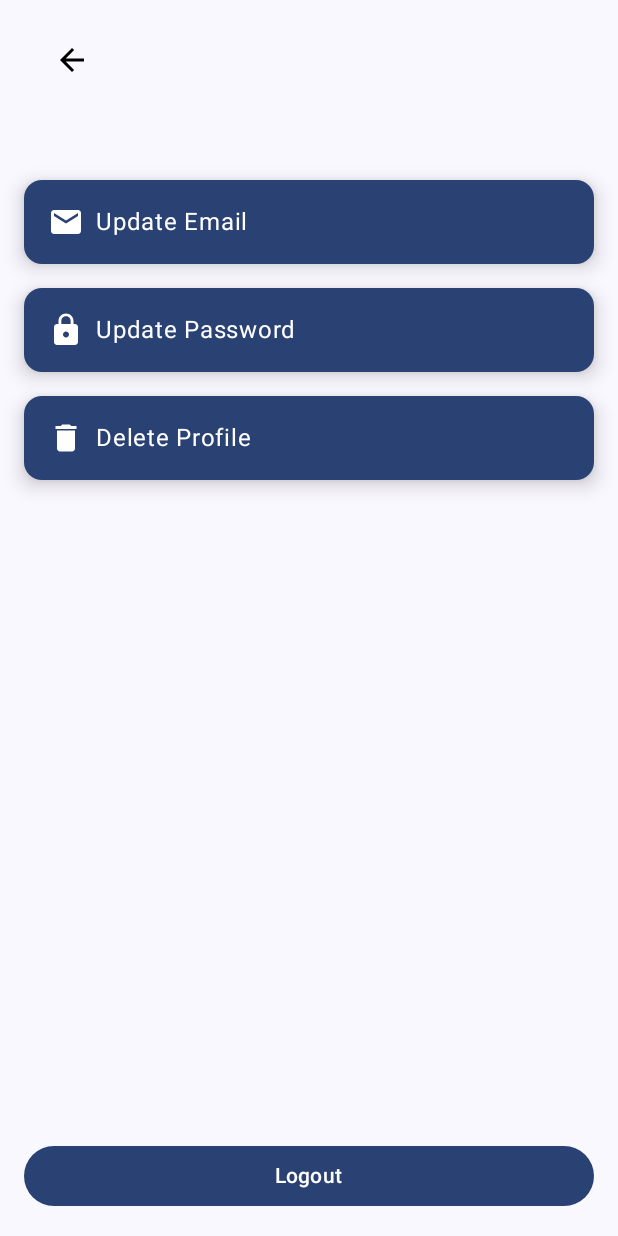
After one commit to LabMember004/Movies, an Android app built with Jetpack Compose: the composable ProfileSettingOptionsPageScreen shown on its own in the app's theme, on a phone screen of 412 x 824 dp. The commit adds this screen. Run offline under Robolectric (Android 15) with nearby library versions, the phone set to English and light mode, and no system bars.

Commit message:
Change password have been implemented in all layers

```diff
--- a/domain/src/main/java/com/example/domain/repository/UserRepository.kt
+++ b/domain/src/main/java/com/example/domain/repository/UserRepository.kt
@@ -6,6 +6,8 @@ import com.example.domain.entity.RegisterRequest
 import com.example.domain.entity.RegisterResponse
 import com.example.domain.entity.UpdateEmailRequest
 import com.example.domain.entity.UpdateEmailResponse
+import com.example.domain.entity.UpdatePasswordRequest
+import com.example.domain.entity.UpdatePasswordResponse
 
 interface UserRepository {
 
@@ -15,4 +17,6 @@ interface UserRepository {
 
     suspend fun updateEmail(updateEmailRequest: UpdateEmailRequest ): Result<UpdateEmailResponse>
 
+    suspend fun updatePassword(updatePasswordRequest: UpdatePasswordRequest): Result<UpdatePasswordResponse>
+
 }
--- /dev/null
+++ b/presentation/src/main/java/com/example/presentation/ProfileScreen/ProfileSetting/ProfileSettingOptionsPageScreen.kt
@@ -0,0 +1,119 @@
+package com.example.presentation.ProfileScreen.ProfileSetting
+
+import androidx.compose.foundation.layout.*
+import androidx.compose.foundation.shape.CornerSize
+import androidx.compose.material.icons.Icons
+import androidx.compose.material.icons.filled.ArrowBack
+import androidx.compose.material.icons.filled.Delete
+import androidx.compose.material.icons.filled.Email
+import androidx.compose.material.icons.filled.Lock
+import androidx.compose.material3.*
+import androidx.compose.runtime.Composable
+import androidx.compose.ui.Alignment
+import androidx.compose.ui.Modifier
+import androidx.compose.ui.tooling.preview.Preview
+import androidx.compose.ui.unit.dp
+import androidx.compose.ui.graphics.Color
+import androidx.navigation.NavController
+import androidx.compose.ui.graphics.vector.ImageVector
+
+@Composable
+fun ProfileSettingOptionsPageScreen(
+    navController: NavController,
+    onNavigateToChangePassword: () -> Unit,
+    onNavigateToChangeEmail: () -> Unit,
+    onLogout: () -> Unit
+) {
+    Box(
+        modifier = Modifier.fillMaxSize()
+    ) {
+        Column(
+            modifier = Modifier
+                .fillMaxSize()
+                .padding(16.dp)
+                .padding(bottom = 72.dp),
+            horizontalAlignment = Alignment.CenterHorizontally,
+            verticalArrangement = Arrangement.spacedBy(16.dp)
+        ) {
+            Row(
+                modifier = Modifier.fillMaxWidth().padding(start = 8.dp),
+                horizontalArrangement = Arrangement.Start
+            ) {
+                IconButton(onClick = { navController.navigateUp() }) {
+                    Icon(
+                        imageVector = Icons.Filled.ArrowBack,
+                        contentDescription = "Back",
+                        tint = Color.Black
+                    )
+                }
+            }
+
+            Spacer(modifier = Modifier.height(24.dp))
+
+            ProfileSettingButton(
+                text = "Update Email",
+                icon = Icons.Filled.Email,
+                onClick = { onNavigateToChangeEmail() }
+            )
+
+            ProfileSettingButton(
+                text = "Update Password",
+                icon = Icons.Filled.Lock,
+                onClick = { onNavigateToChangePassword() }
+            )
+
+            ProfileSettingButton(
+                text = "Delete Profile",
+                icon = Icons.Filled.Delete,
+                onClick = { }
+            )
+        }
+
+        Button(
+            onClick = onLogout,
+            modifier = Modifier
+                .align(Alignment.BottomCenter)
+                .padding(16.dp)
+                .fillMaxWidth(),
+            content = {
+                Text("Logout")
+            }
+        )
+    }
+}
+
+@Composable
+fun ProfileSettingButton(
+    text: String,
+    icon: ImageVector,
+    onClick: () -> Unit
+) {
+    Card(
+        modifier = Modifier
+            .fillMaxWidth()
+            .height(56.dp),
+        shape = MaterialTheme.shapes.medium.copy(CornerSize(12.dp)),
+        elevation = CardDefaults.elevatedCardElevation(defaultElevation = 8.dp),
+        colors = CardDefaults.cardColors(containerColor = MaterialTheme.colorScheme.primary)
+    ) {
+        Button(
+            onClick = onClick,
+            modifier = Modifier.fillMaxSize(),
+            shape = MaterialTheme.shapes.medium,
+            contentPadding = PaddingValues(0.dp),
+            colors = ButtonDefaults.buttonColors(containerColor = Color.Transparent)
+        ) {
+            Icon(
+                imageVector = icon,
+                contentDescription = null,
+                modifier = Modifier.padding(start = 16.dp, end = 8.dp),
+                tint = Color.White
+            )
+            Text(
+                text = text,
+                style = MaterialTheme.typography.bodyLarge.copy(color = Color.White),
+                modifier = Modifier.weight(1f)
+            )
+        }
+    }
+}
--- a/presentation/src/main/java/com/example/presentation/navigation/Screen.kt
+++ b/presentation/src/main/java/com/example/presentation/navigation/Screen.kt
@@ -7,6 +7,8 @@ enum class Screen(val route: String) {
     Profile("profile"),
     Login("login"),
     Register("register"),
-    UpdateEmail("updateEmail")
+    UpdateEmail("updateEmail"),
+    ProfileSettingOptions("profileSettingOptions"),
+    UpdatePassword("updatePassword")
 
 }
```
Also changed, not shown: data/src/main/java/com/example/data/mapper/UpdatePasswordMapper.kt (added, +37 -0 lines), data/src/main/java/com/example/data/repository/UserRepositoryImpl.kt (+26 -0 lines), domain/src/main/java/com/example/domain/useCase/UpdatePasswordUseCase.kt (added, +19 -0 lines), presentation/src/main/java/com/example/presentation/MovieApp.kt (+20 -2 lines), presentation/src/main/java/com/example/presentation/ProfileScreen/ProfileSetting/UpdateEmail/UpdateEmailScreen.kt (+17 -16 lines), presentation/src/main/java/com/example/presentation/ProfileScreen/ProfileSetting/UpdateEmail/UpdateEmailViewModel.kt (+7 -16 lines), presentation/src/main/java/com/example/presentation/ProfileScreen/ProfileSetting/UpdatePassword/UpdatePasswordScreen.kt (added, +100 -0 lines), presentation/src/main/java/com/example/presentation/ProfileScreen/ProfileSetting/UpdatePassword/UpdatePasswordViewModel.kt (added, +30 -0 lines), 2 other files.
